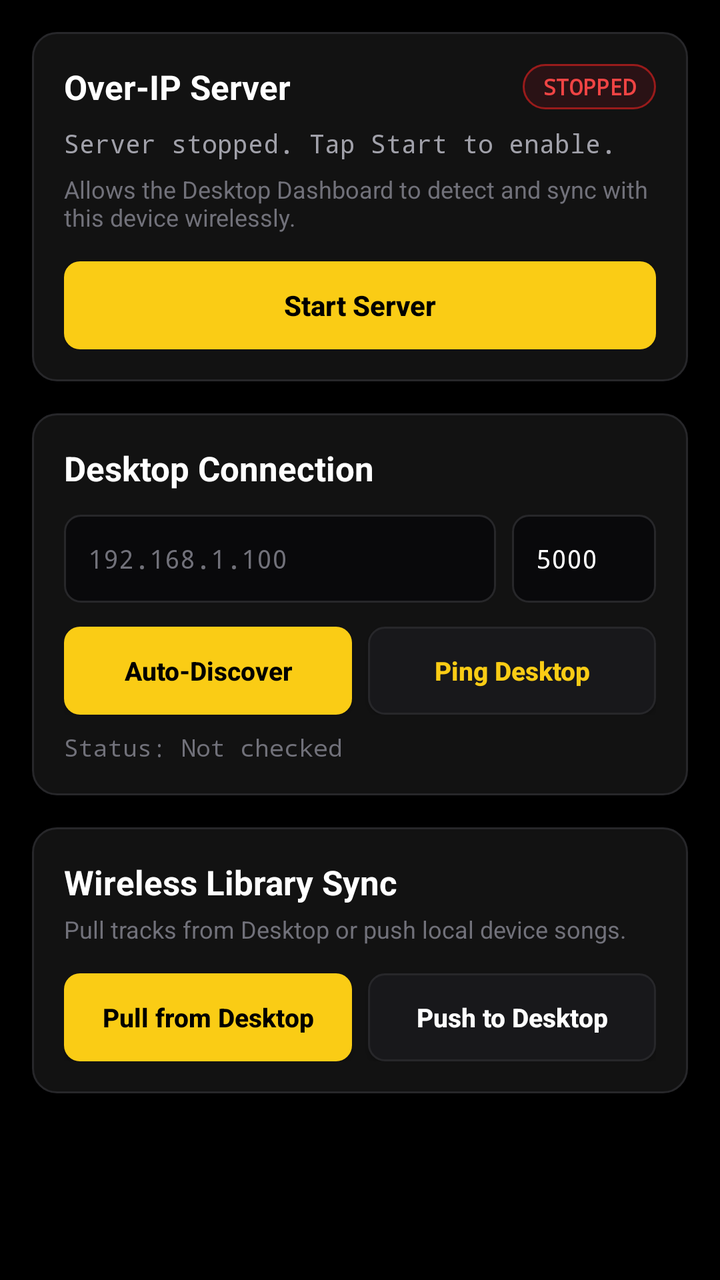
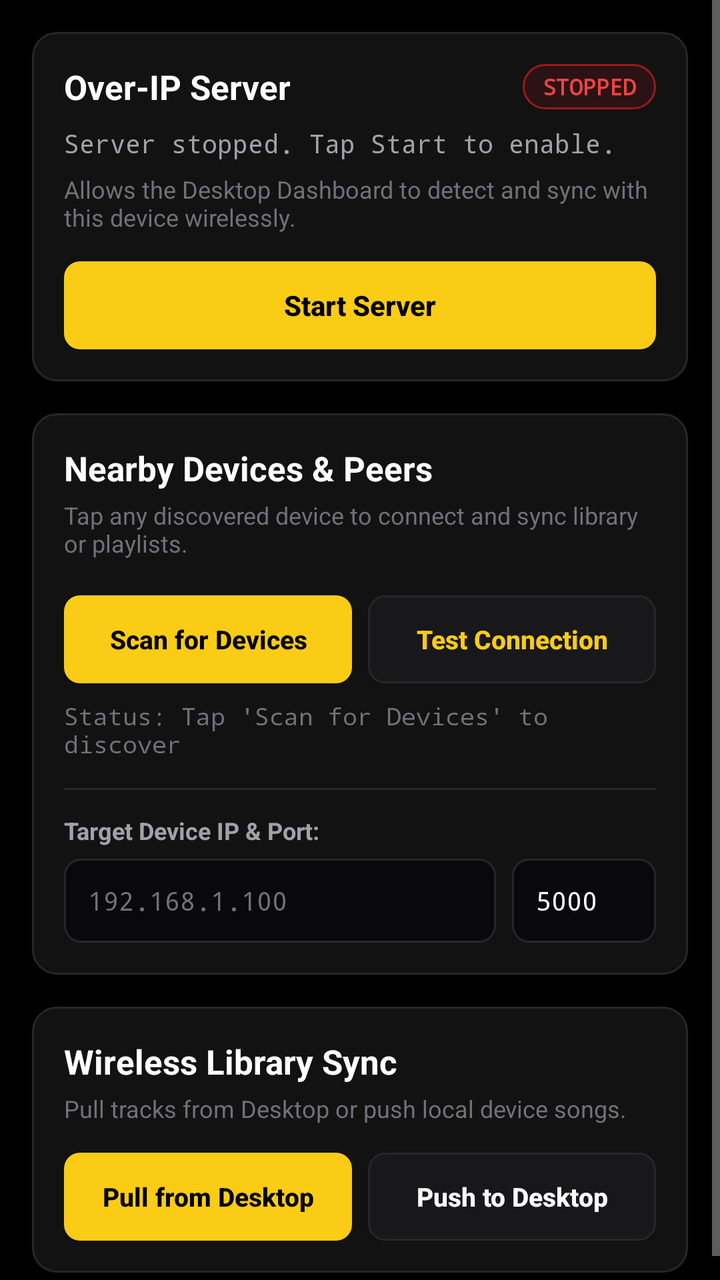

An Android layout rendered at two revisions. The XML below is the earlier revision; the diff shows what the commit changed to produce the second picture.
<!-- AndroidManifest.xml: application theme Theme.AndroidMusicSync -->
<!-- res/layout/fragment_sync.xml -->
<?xml version="1.0" encoding="utf-8"?>
<ScrollView xmlns:android="http://schemas.android.com/apk/res/android"
    android:layout_width="match_parent"
    android:layout_height="match_parent"
    android:background="@color/bg_dark"
    android:fillViewport="true">

    <LinearLayout
        android:layout_width="match_parent"
        android:layout_height="wrap_content"
        android:orientation="vertical"
        android:padding="16dp">

        
        <LinearLayout
            android:id="@+id/card_server"
            android:layout_width="match_parent"
            android:layout_height="wrap_content"
            android:background="@drawable/bg_card"
            android:orientation="vertical"
            android:padding="16dp">

            <LinearLayout
                android:layout_width="match_parent"
                android:layout_height="wrap_content"
                android:gravity="center_vertical"
                android:orientation="horizontal">

                <TextView
                    android:layout_width="0dp"
                    android:layout_height="wrap_content"
                    android:layout_weight="1"
                    android:text="@string/title_server_status"
                    android:textColor="@color/text_primary"
                    android:textSize="17sp"
                    android:textStyle="bold" />

                <TextView
                    android:id="@+id/badge_server_status"
                    android:layout_width="wrap_content"
                    android:layout_height="wrap_content"
                    android:background="@drawable/bg_badge_red"
                    android:fontFamily="monospace"
                    android:paddingStart="10dp"
                    android:paddingTop="4dp"
                    android:paddingEnd="10dp"
                    android:paddingBottom="4dp"
                    android:text="STOPPED"
                    android:textColor="@color/status_offline"
                    android:textSize="11sp"
                    android:textStyle="bold" />
            </LinearLayout>

            <TextView
                android:id="@+id/tv_server_address"
                android:layout_width="match_parent"
                android:layout_height="wrap_content"
                android:layout_marginTop="8dp"
                android:fontFamily="monospace"
                android:text="Server stopped. Tap Start to enable."
                android:textColor="@color/text_secondary"
                android:textSize="13sp" />

            <TextView
                android:layout_width="match_parent"
                android:layout_height="wrap_content"
                android:layout_marginTop="6dp"
                android:text="@string/desc_server_status"
                android:textColor="@color/text_muted"
                android:textSize="12sp" />

            <Button
                android:id="@+id/btn_toggle_server"
                android:layout_width="match_parent"
                android:layout_height="44dp"
                android:layout_marginTop="14dp"
                android:background="@drawable/bg_button_yellow"
                android:text="@string/btn_start_server"
                android:textAllCaps="false"
                android:textColor="@color/black"
                android:textSize="14sp"
                android:textStyle="bold" />
        </LinearLayout>

        
        <LinearLayout
            android:layout_width="match_parent"
            android:layout_height="wrap_content"
            android:layout_marginTop="16dp"
            android:background="@drawable/bg_card"
            android:orientation="vertical"
            android:padding="16dp">

            <TextView
                android:layout_width="match_parent"
                android:layout_height="wrap_content"
                android:text="@string/title_desktop_connection"
                android:textColor="@color/text_primary"
                android:textSize="17sp"
                android:textStyle="bold" />

            <LinearLayout
                android:layout_width="match_parent"
                android:layout_height="wrap_content"
                android:layout_marginTop="12dp"
                android:orientation="horizontal">

                <EditText
                    android:id="@+id/et_desktop_ip"
                    android:layout_width="0dp"
                    android:layout_height="44dp"
                    android:layout_weight="3"
                    android:background="@drawable/bg_input"
                    android:fontFamily="monospace"
                    android:hint="@string/hint_desktop_ip"
                    android:inputType="text"
                    android:paddingStart="12dp"
                    android:paddingEnd="12dp"
                    android:textColor="@color/text_primary"
                    android:textColorHint="@color/text_muted"
                    android:textSize="13sp" />

                <EditText
                    android:id="@+id/et_desktop_port"
                    android:layout_width="0dp"
                    android:layout_height="44dp"
                    android:layout_marginStart="8dp"
                    android:layout_weight="1"
                    android:background="@drawable/bg_input"
                    android:fontFamily="monospace"
                    android:hint="@string/hint_desktop_port"
                    android:inputType="number"
                    android:paddingStart="12dp"
                    android:paddingEnd="12dp"
                    android:text="5000"
                    android:textColor="@color/text_primary"
                    android:textColorHint="@color/text_muted"
                    android:textSize="13sp" />
            </LinearLayout>

            <LinearLayout
                android:layout_width="match_parent"
                android:layout_height="wrap_content"
                android:layout_marginTop="12dp"
                android:orientation="horizontal">

                <Button
                    android:id="@+id/btn_auto_discover"
                    android:layout_width="0dp"
                    android:layout_height="44dp"
                    android:layout_weight="1"
                    android:background="@drawable/bg_button_yellow"
                    android:text="Auto-Discover"
                    android:textAllCaps="false"
                    android:textColor="@color/black"
                    android:textSize="13sp"
                    android:textStyle="bold" />

                <Button
                    android:id="@+id/btn_ping_desktop"
                    android:layout_width="0dp"
                    android:layout_height="44dp"
                    android:layout_marginStart="8dp"
                    android:layout_weight="1"
                    android:background="@drawable/bg_button_dark"
                    android:text="@string/btn_ping_desktop"
                    android:textAllCaps="false"
                    android:textColor="@color/yellow_primary"
                    android:textSize="13sp"
                    android:textStyle="bold" />
            </LinearLayout>

            <TextView
                android:id="@+id/tv_desktop_status"
                android:layout_width="match_parent"
                android:layout_height="wrap_content"
                android:layout_marginTop="8dp"
                android:fontFamily="monospace"
                android:text="Status: Not checked"
                android:textColor="@color/text_muted"
                android:textSize="12sp" />
        </LinearLayout>

        
        <LinearLayout
            android:layout_width="match_parent"
            android:layout_height="wrap_content"
            android:layout_marginTop="16dp"
            android:background="@drawable/bg_card"
            android:orientation="vertical"
            android:padding="16dp">

            <TextView
                android:layout_width="match_parent"
                android:layout_height="wrap_content"
                android:text="Wireless Library Sync"
                android:textColor="@color/text_primary"
                android:textSize="17sp"
                android:textStyle="bold" />

            <TextView
                android:layout_width="match_parent"
                android:layout_height="wrap_content"
                android:layout_marginTop="4dp"
                android:text="Pull tracks from Desktop or push local device songs."
                android:textColor="@color/text_muted"
                android:textSize="12sp" />

            <LinearLayout
                android:layout_width="match_parent"
                android:layout_height="wrap_content"
                android:layout_marginTop="14dp"
                android:orientation="horizontal">

                <Button
                    android:id="@+id/btn_sync_pull"
                    android:layout_width="0dp"
                    android:layout_height="44dp"
                    android:layout_weight="1"
                    android:background="@drawable/bg_button_yellow"
                    android:text="@string/btn_sync_pull"
                    android:textAllCaps="false"
                    android:textColor="@color/black"
                    android:textSize="13sp"
                    android:textStyle="bold" />

                <Button
                    android:id="@+id/btn_sync_push"
                    android:layout_width="0dp"
                    android:layout_height="44dp"
                    android:layout_marginStart="8dp"
                    android:layout_weight="1"
                    android:background="@drawable/bg_button_dark"
                    android:text="@string/btn_sync_push"
                    android:textAllCaps="false"
                    android:textColor="@color/text_primary"
                    android:textSize="13sp"
                    android:textStyle="bold" />
            </LinearLayout>

            
            <LinearLayout
                android:id="@+id/layout_sync_progress"
                android:layout_width="match_parent"
                android:layout_height="wrap_content"
                android:layout_marginTop="14dp"
                android:orientation="vertical"
                android:visibility="gone">

                <LinearLayout
                    android:layout_width="match_parent"
                    android:layout_height="wrap_content"
                    android:orientation="horizontal">

                    <TextView
                        android:id="@+id/tv_sync_status_label"
                        android:layout_width="0dp"
                        android:layout_height="wrap_content"
                        android:layout_weight="1"
                        android:ellipsize="end"
                        android:maxLines="1"
                        android:text="Syncing..."
                        android:textColor="@color/yellow_primary"
                        android:textSize="12sp"
                        android:textStyle="bold" />

                    <TextView
                        android:id="@+id/tv_sync_percent"
                        android:layout_width="wrap_content"
                        android:layout_height="wrap_content"
                        android:fontFamily="monospace"
                        android:text="0%"
                        android:textColor="@color/text_primary"
                        android:textSize="12sp" />
                </LinearLayout>

                <ProgressBar
                    android:id="@+id/pb_sync"
                    style="?android:attr/progressBarStyleHorizontal"
                    android:layout_width="match_parent"
                    android:layout_height="6dp"
                    android:layout_marginTop="6dp"
                    android:progressTint="@color/yellow_primary" />

                <TextView
                    android:id="@+id/tv_sync_detail"
                    android:layout_width="match_parent"
                    android:layout_height="wrap_content"
                    android:layout_marginTop="4dp"
                    android:ellipsize="middle"
                    android:fontFamily="monospace"
                    android:maxLines="1"
                    android:text="Transferring file..."
                    android:textColor="@color/text_muted"
                    android:textSize="11sp" />
            </LinearLayout>

        </LinearLayout>

    </LinearLayout>
</ScrollView>
<!-- resources referenced by this layout -->
<resources>
  <color name="bg_dark">#000000</color>
  <color name="black">#000000</color>
  <color name="status_offline">#EF4444</color>
  <color name="text_muted">#71717A</color>
  <color name="text_primary">#FFFFFF</color>
  <color name="text_secondary">#A1A1AA</color>
  <color name="yellow_primary">#FACC15</color>
  <!-- drawable bg_badge_red (drawable) -->
  <?xml version="1.0" encoding="utf-8"?>
  <shape xmlns:android="http://schemas.android.com/apk/res/android"
      android:shape="rectangle">
      <solid android:color="#2A1215" />
      <corners android:radius="16dp" />
      <stroke
          android:width="1dp"
          android:color="#991B1B" />
  </shape>
  <!-- drawable bg_button_dark (drawable) -->
  <?xml version="1.0" encoding="utf-8"?>
  <ripple xmlns:android="http://schemas.android.com/apk/res/android"
      android:color="#20FFFFFF">
      <item>
          <shape android:shape="rectangle">
              <solid android:color="@color/card_hover" />
              <corners android:radius="8dp" />
              <stroke
                  android:width="1dp"
                  android:color="@color/card_stroke" />
          </shape>
      </item>
  </ripple>
  <!-- drawable bg_button_yellow (drawable) -->
  <?xml version="1.0" encoding="utf-8"?>
  <ripple xmlns:android="http://schemas.android.com/apk/res/android"
      android:color="#40000000">
      <item>
          <shape android:shape="rectangle">
              <solid android:color="@color/yellow_primary" />
              <corners android:radius="8dp" />
          </shape>
      </item>
  </ripple>
  <!-- drawable bg_card (drawable) -->
  <?xml version="1.0" encoding="utf-8"?>
  <shape xmlns:android="http://schemas.android.com/apk/res/android"
      android:shape="rectangle">
      <solid android:color="@color/card_dark" />
      <corners android:radius="12dp" />
      <stroke
          android:width="1dp"
          android:color="@color/card_stroke" />
  </shape>
  <!-- drawable bg_input (drawable) -->
  <?xml version="1.0" encoding="utf-8"?>
  <shape xmlns:android="http://schemas.android.com/apk/res/android"
      android:shape="rectangle">
      <solid android:color="@color/terminal_bg" />
      <corners android:radius="8dp" />
      <stroke
          android:width="1dp"
          android:color="@color/card_stroke" />
  </shape>
  <string name="btn_ping_desktop">Ping Desktop</string>
  <string name="btn_start_server">Start Server</string>
  <string name="btn_sync_pull">Pull from Desktop</string>
  <string name="btn_sync_push">Push to Desktop</string>
  <string name="desc_server_status">Allows the Desktop Dashboard to detect and sync with this device wirelessly.</string>
  <string name="hint_desktop_ip">192.168.1.100</string>
  <string name="hint_desktop_port">5000</string>
  <string name="title_desktop_connection">Desktop Connection</string>
  <string name="title_server_status">Over-IP Server</string>
  <color name="card_hover">#18181B</color>
  <color name="card_stroke">#27272A</color>
  <color name="card_dark">#121212</color>
  <color name="terminal_bg">#09090B</color>
  <color name="yellow_dark">#EAB308</color>
  <!-- unchanged entries left out for length: 1 -->
</resources>

<!-- the commit's change to res/layout/fragment_sync.xml (unified diff, before → after) -->
@@ -91,24 +91,130 @@
             android:orientation="vertical"
             android:padding="16dp">
 
-            <TextView
-                android:layout_width="match_parent"
-                android:layout_height="wrap_content"
-                android:text="@string/title_desktop_connection"
-                android:textColor="@color/text_primary"
-                android:textSize="17sp"
+            <LinearLayout
+                android:layout_width="match_parent"
+                android:layout_height="wrap_content"
+                android:gravity="center_vertical"
+                android:orientation="horizontal">
+
+                <TextView
+                    android:layout_width="0dp"
+                    android:layout_height="wrap_content"
+                    android:layout_weight="1"
+                    android:text="Nearby Devices &amp; Peers"
+                    android:textColor="@color/text_primary"
+                    android:textSize="17sp"
+                    android:textStyle="bold" />
+
+                <ProgressBar
+                    android:id="@+id/pb_devices_scanning"
+                    android:layout_width="18dp"
+                    android:layout_height="18dp"
+                    android:layout_marginEnd="8dp"
+                    android:indeterminate="true"
+                    android:visibility="gone" />
+
+                <TextView
+                    android:id="@+id/badge_devices_count"
+                    android:layout_width="wrap_content"
+                    android:layout_height="wrap_content"
+                    android:background="@drawable/bg_badge_yellow"
+                    android:fontFamily="monospace"
+                    android:paddingStart="8dp"
+                    android:paddingTop="3dp"
+                    android:paddingEnd="8dp"
+                    android:paddingBottom="3dp"
+                    android:text="0 Found"
+                    android:textColor="@color/yellow_primary"
+                    android:textSize="10sp"
+                    android:textStyle="bold"
+                    android:visibility="gone" />
+            </LinearLayout>
+
+            <TextView
+                android:layout_width="match_parent"
+                android:layout_height="wrap_content"
+                android:layout_marginTop="4dp"
+                android:text="Tap any discovered device to connect and sync library or playlists."
+                android:textColor="@color/text_muted"
+                android:textSize="12sp" />
+
+            
+            <LinearLayout
+                android:id="@+id/layout_sync_devices_list"
+                android:layout_width="match_parent"
+                android:layout_height="wrap_content"
+                android:layout_marginTop="12dp"
+                android:orientation="vertical" />
+
+            <LinearLayout
+                android:layout_width="match_parent"
+                android:layout_height="wrap_content"
+                android:layout_marginTop="6dp"
+                android:orientation="horizontal">
+
+                <Button
+                    android:id="@+id/btn_auto_discover"
+                    android:layout_width="0dp"
+                    android:layout_height="44dp"
+                    android:layout_weight="1"
+                    android:background="@drawable/bg_button_yellow"
+                    android:text="Scan for Devices"
+                    android:textAllCaps="false"
+                    android:textColor="@color/black"
+                    android:textSize="13sp"
+                    android:textStyle="bold" />
+
+                <Button
+                    android:id="@+id/btn_ping_desktop"
+                    android:layout_width="0dp"
+                    android:layout_height="44dp"
+                    android:layout_marginStart="8dp"
+                    android:layout_weight="1"
+                    android:background="@drawable/bg_button_dark"
+                    android:text="Test Connection"
+                    android:textAllCaps="false"
+                    android:textColor="@color/yellow_primary"
+                    android:textSize="13sp"
+                    android:textStyle="bold" />
+            </LinearLayout>
+
+            <TextView
+                android:id="@+id/tv_desktop_status"
+                android:layout_width="match_parent"
+                android:layout_height="wrap_content"
+                android:layout_marginTop="8dp"
+                android:fontFamily="monospace"
+                android:text="Status: Tap 'Scan for Devices' to discover"
+                android:textColor="@color/text_muted"
+                android:textSize="12sp" />
+
+            <View
+                android:layout_width="match_parent"
+                android:layout_height="1dp"
+                android:layout_marginTop="14dp"
+                android:layout_marginBottom="12dp"
+                android:background="@color/card_stroke" />
+
+            
+            <TextView
+                android:layout_width="match_parent"
+                android:layout_height="wrap_content"
+                android:text="Target Device IP &amp; Port:"
+                android:textColor="@color/text_secondary"
+                android:textSize="12sp"
                 android:textStyle="bold" />
 
             <LinearLayout
                 android:layout_width="match_parent"
                 android:layout_height="wrap_content"
-                android:layout_marginTop="12dp"
+                android:layout_marginTop="6dp"
                 android:orientation="horizontal">
 
                 <EditText
                     android:id="@+id/et_desktop_ip"
                     android:layout_width="0dp"
-                    android:layout_height="44dp"
+                    android:layout_height="42dp"
                     android:layout_weight="3"
                     android:background="@drawable/bg_input"
                     android:fontFamily="monospace"
@@ -123,7 +229,7 @@
                 <EditText
                     android:id="@+id/et_desktop_port"
                     android:layout_width="0dp"
-                    android:layout_height="44dp"
+                    android:layout_height="42dp"
                     android:layout_marginStart="8dp"
                     android:layout_weight="1"
                     android:background="@drawable/bg_input"
@@ -137,48 +243,6 @@
                     android:textColorHint="@color/text_muted"
                     android:textSize="13sp" />
             </LinearLayout>
-
-            <LinearLayout
-                android:layout_width="match_parent"
-                android:layout_height="wrap_content"
-                android:layout_marginTop="12dp"
-                android:orientation="horizontal">
-
-                <Button
-                    android:id="@+id/btn_auto_discover"
-                    android:layout_width="0dp"
-                    android:layout_height="44dp"
-                    android:layout_weight="1"
-                    android:background="@drawable/bg_button_yellow"
-                    android:text="Auto-Discover"
-                    android:textAllCaps="false"
-                    android:textColor="@color/black"
-                    android:textSize="13sp"
-                    android:textStyle="bold" />
-
-                <Button
-                    android:id="@+id/btn_ping_desktop"
-                    android:layout_width="0dp"
-                    android:layout_height="44dp"
-                    android:layout_marginStart="8dp"
-                    android:layout_weight="1"
-                    android:background="@drawable/bg_button_dark"
-                    android:text="@string/btn_ping_desktop"
-                    android:textAllCaps="false"
-                    android:textColor="@color/yellow_primary"
-                    android:textSize="13sp"
-                    android:textStyle="bold" />
-            </LinearLayout>
-
-            <TextView
-                android:id="@+id/tv_desktop_status"
-                android:layout_width="match_parent"
-                android:layout_height="wrap_content"
-                android:layout_marginTop="8dp"
-                android:fontFamily="monospace"
-                android:text="Status: Not checked"
-                android:textColor="@color/text_muted"
-                android:textSize="12sp" />
         </LinearLayout>
 
         
<!-- resource entries referenced after the edit -->
@@ -16,6 +16,16 @@
       <stroke
           android:width="1dp"
           android:color="#991B1B" />
+  </shape>
+  <!-- drawable bg_badge_yellow (drawable) -->
+  <?xml version="1.0" encoding="utf-8"?>
+  <shape xmlns:android="http://schemas.android.com/apk/res/android"
+      android:shape="rectangle">
+      <solid android:color="@color/yellow_subtle" />
+      <corners android:radius="16dp" />
+      <stroke
+          android:width="1dp"
+          android:color="@color/yellow_border" />
   </shape>
   <!-- drawable bg_button_dark (drawable) -->
   <?xml version="1.0" encoding="utf-8"?>
@@ -62,15 +72,15 @@
           android:width="1dp"
           android:color="@color/card_stroke" />
   </shape>
-  <string name="btn_ping_desktop">Ping Desktop</string>
   <string name="btn_start_server">Start Server</string>
   <string name="btn_sync_pull">Pull from Desktop</string>
   <string name="btn_sync_push">Push to Desktop</string>
   <string name="desc_server_status">Allows the Desktop Dashboard to detect and sync with this device wirelessly.</string>
   <string name="hint_desktop_ip">192.168.1.100</string>
   <string name="hint_desktop_port">5000</string>
-  <string name="title_desktop_connection">Desktop Connection</string>
   <string name="title_server_status">Over-IP Server</string>
+  <color name="yellow_subtle">#26210A</color>
+  <color name="yellow_border">#854D0E</color>
   <color name="card_hover">#18181B</color>
   <color name="card_stroke">#27272A</color>
   <color name="card_dark">#121212</color>
